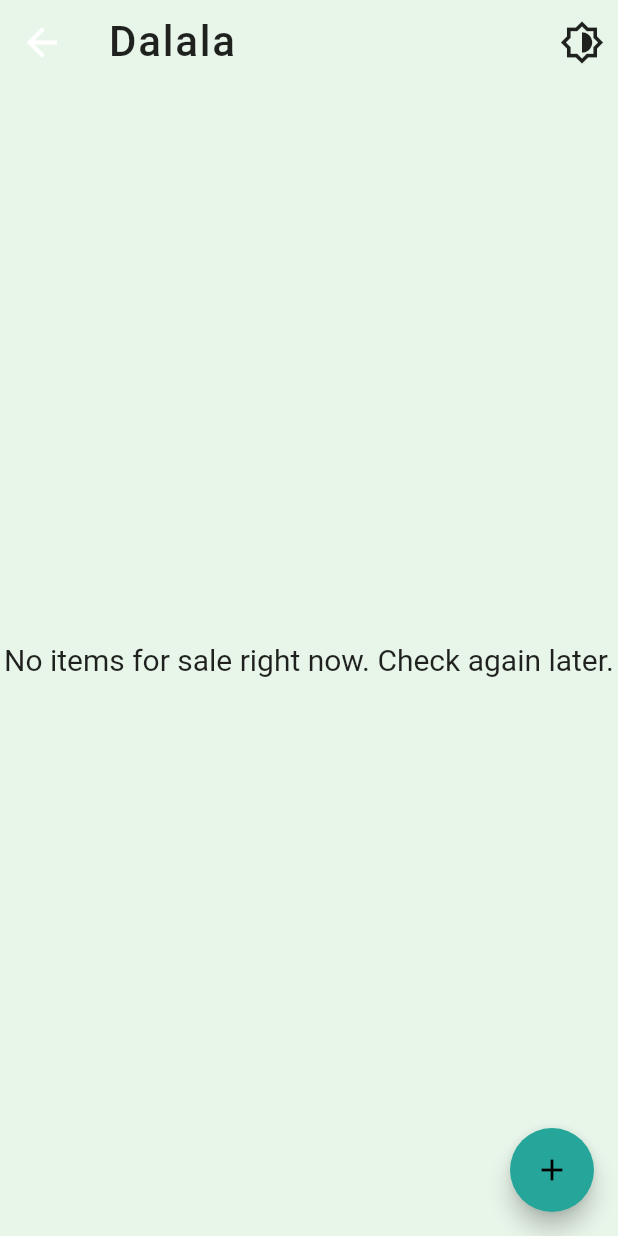
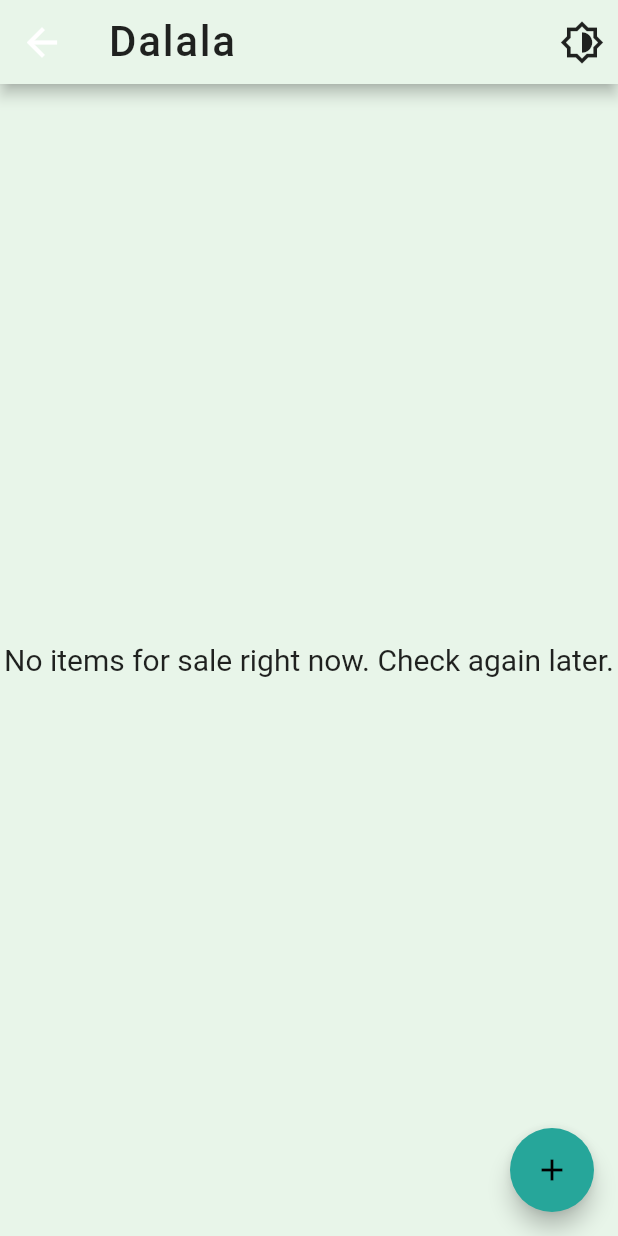
Before and after one commit to afanimartin/give_now, a Flutter app: the MarketplaceScreen screen opened directly, on a phone screen of 412 x 824 dp. Run offline on Flutter 3.47's test engine with Material 2 defaults, Android fonts, the phone set to English and light mode, and no system bars; our stand-ins replace cached_network_image, cloud_firestore, equatable, firebase_auth, firebase_core, firebase_storage and 6 more; missing offline and left inert: multi_image_picker2; accounts and stored records are empty; project files that could hold a hidden picture were left out.

Commit message:
Clean up the Item model

```diff
--- a/lib/models/item/item.dart
+++ b/lib/models/item/item.dart
@@ -27,20 +27,26 @@ class Item extends Equatable {
   ///
   factory Item.fromSnapshot(DocumentSnapshot doc) => Item(
         id: doc.id,
+        buyerId: doc['buyer_id'] as String,
         sellerId: doc['seller_id'] as String,
         sellerPhotoUrl: doc['seller_photo_url'] as String,
         sellerPhoneNumber: doc['seller_phone_number'] as String,
-        buyerId: doc['buyer_id'] as String,
-        buyerPhoneNumber: doc['buyer_phone_number'] as String,
         title: doc['title'] as String,
         description: doc['description'] as String,
-        quantity: doc['quantity'] as String,
         condition: doc['condition'] as String,
+        category: doc['category'] as String,
         price: doc['price'] as String,
-        category: doc['category'] as String,
         mainImageUrl: doc['main_image_url'] as String,
         otherImageUrls: doc['other_image_urls'] as List<dynamic>,
         createdAt: doc['created_at'] as Timestamp,
+      );
+
+  ///
+  factory Item.fromCartSnapshot(DocumentSnapshot doc) => Item(
+        buyerId: doc['buyer_id'] as String,
+        title: doc['title'] as String,
+        price: doc['price'] as String,
+        mainImageUrl: doc['main_image_url'] as String,
       );
 
   ///
@@ -98,13 +104,11 @@ class Item extends Equatable {
   final Timestamp updatedAt;
 
   ///
-  Map<String, dynamic> toDocument() => <String, dynamic>{
+  Map<String, dynamic> toItemDocument() => <String, dynamic>{
         'id': id,
         'seller_id': sellerId,
         'seller_photo_url': sellerPhotoUrl,
         'seller_phone_number': sellerPhoneNumber,
-        'buyer_id': buyerId,
-        'buyer_phone_number': buyerPhoneNumber,
         'title': title,
         'description': description,
         'quantity': quantity,
@@ -113,9 +117,32 @@ class Item extends Equatable {
         'category': category,
         'main_image_url': mainImageUrl,
         'other_image_urls': otherImageUrls,
-        'cart_items': cartItems,
         'created_at': createdAt,
         'updated_at': updatedAt,
+      };
+
+  ///
+  Map<String, dynamic> toCartDocument() => <String, dynamic>{
+        'id': id,
+        'buyer_id': buyerId,
+        'title': title,
+        'price': price,
+        'category': category,
+        'condition': condition,
+        'main_image_url': mainImageUrl,
+        'added_at': createdAt,
+      };
+
+  ///
+  Map<String, dynamic> toSaleDocument() => <String, dynamic>{
+        'id': id,
+        'buyer_id': buyerId,
+        'buyer_address': buyerAddress,
+        'buyer_phone_number': buyerPhoneNumber,
+        'seller_id': sellerId,
+        'seller_phone_number': sellerPhoneNumber,
+        'cart_items': cartItems,
+        'sold_at': createdAt,
       };
 
   ///
--- a/lib/repositories/cart/i_cart_repository.dart
+++ b/lib/repositories/cart/i_cart_repository.dart
@@ -1,6 +1,4 @@
 import '../../models/item/item.dart';
-
-import '../../models/item/sale.dart';
 
 ///
 abstract class ICartRepostiory {
@@ -11,7 +9,7 @@ abstract class ICartRepostiory {
   Future<void> delete(Item item);
 
   ///
-  Future<void> checkout(Sale sale);
+  Future<void> checkout(Item sale);
 
   ///
   Stream<List<Item>> cart();
--- a/lib/repositories/upload/upload_repository.dart
+++ b/lib/repositories/upload/upload_repository.dart
@@ -14,7 +14,7 @@ class UploadRepository extends IUploadRepository {
     await firebaseFirestore
         .collection(Paths.uploads)
         .doc(item.id)
-        .set(item.toDocument());
+        .set(item.toItemDocument());
   }
 
   ///
@@ -23,7 +23,7 @@ class UploadRepository extends IUploadRepository {
     await _firebaseFirestore
         .collection(Paths.uploads)
         .doc(item.id)
-        .update(item.toDocument());
+        .update(item.toItemDocument());
   }
 
   ///
--- a/lib/screens/item_detail_screen.dart
+++ b/lib/screens/item_detail_screen.dart
@@ -82,7 +82,11 @@ class ItemDetailScreen extends StatelessWidget {
                         ))
                     ],
                   )
-                : const Text('Something went wrong. Please try again later.'),
+                : const Center(
+                    child: Text(
+                    'Something went wrong. Please try again later.',
+                    style: TextStyle(fontSize: Constants.twenty),
+                  )),
             floatingActionButton: state is CartItemsLoaded
                 ? Visibility(
                     visible: !state.isItemInCart(item),
--- a/lib/screens/marketplace_screen.dart
+++ b/lib/screens/marketplace_screen.dart
@@ -30,7 +30,6 @@ class _MarketplaceScreenState extends State<MarketplaceScreen> {
         builder: (context, state) => Scaffold(
           backgroundColor: Theme.of(context).accentColor,
           appBar: AppBar(
-            elevation: 0,
             title: Text(
               'Dalala',
               style: TextStyle(
@@ -50,8 +49,12 @@ class _MarketplaceScreenState extends State<MarketplaceScreen> {
             ],
           ),
           body: state is ItemsLoaded && state.itemsForSale.isNotEmpty
-              ? CustomScrollView(
-                  slivers: [ItemsGrid(items: state.itemsForSale)],
+              ? Padding(
+                  padding:
+                      const EdgeInsets.symmetric(vertical: Constants.eight),
+                  child: CustomScrollView(
+                    slivers: [ItemsGrid(items: state.itemsForSale)],
+                  ),
                 )
               : const Center(
                   child: Text(
```
Also changed, not shown: lib/blocs/cart/cart_bloc.dart (+7 -5 lines), lib/blocs/cart/cart_event.dart (+3 -4 lines), lib/helpers/repository/upload_repository_helper.dart (+0 -22 lines), lib/models/item/sale.dart (deleted, +0 -55 lines), lib/models/item/upload.dart (deleted, +0 -87 lines), lib/repositories/cart/cart_repository.dart (+4 -5 lines), lib/screens/cart_screen.dart (+10 -6 lines), lib/screens/user_profile_screen.dart (+3 -21 lines), 1 other file.
